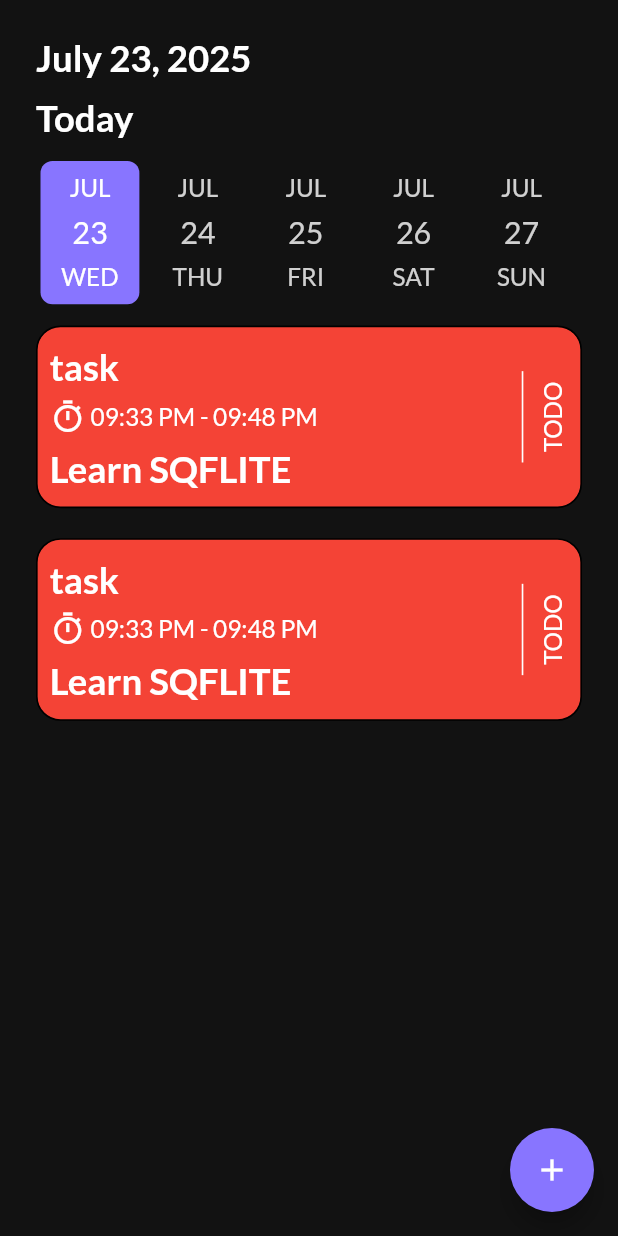
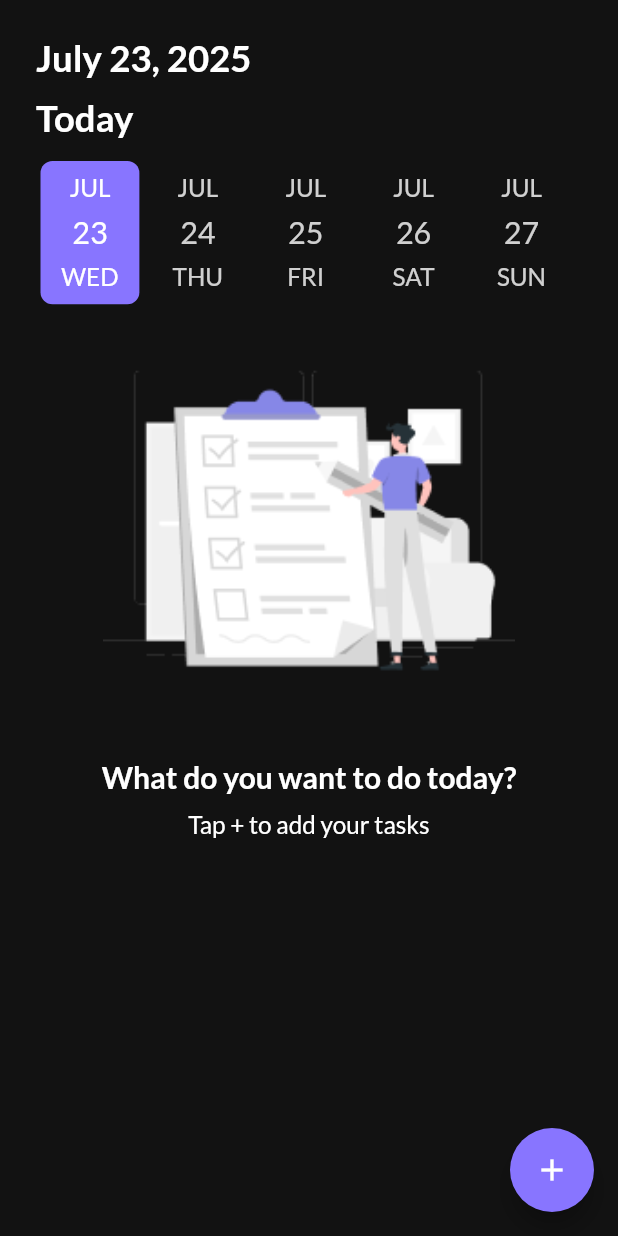
Before and after one commit to Ayman-Mohamed-1/Ub_to_do, a Flutter app: the HomeScreen screen opened directly, on a phone screen of 412 x 824 dp. Run offline on Flutter 3.47's test engine with Material 3 defaults, Android fonts, the phone set to English and light mode, and no system bars; drawn by our look-alikes of date_picker_timeline; our stand-ins replace flutter_bloc, flutter_screenutil, gap, get_it, google_fonts, shared_preferences and 1 more; accounts and stored records are empty.

Commit message:
show data

```diff
--- /dev/null
+++ b/lib/features/task/data/model/taskModel.dart
@@ -0,0 +1,51 @@
+import 'dart:ui';
+
+import 'package:up_to_do/core/utils/app_colors.dart';
+
+class TaskModel {
+  final int id;
+  final String title;
+  final String startTime;
+  final String endTime;
+  final String task;
+  final String? date;
+  final int color;
+  final bool isComplete;
+
+  TaskModel({
+    required this.id,
+    required this.title,
+    required this.startTime,
+    required this.endTime,
+    required this.task,
+    required this.color,
+    required this.isComplete,
+    this.date,
+  });
+
+  // لتحويل من Map (مثلاً من Firebase أو SQLite)
+  factory TaskModel.fromMap(Map<String, dynamic> map) {
+    return TaskModel(
+      id: map['id'] ?? 0,
+      title: map['title'] ?? '',
+      startTime: map['startTime'] ?? '',
+      endTime: map['endTime'] ?? '',
+      task: map['task'] ?? '',
+      isComplete: map['isComplete'] ?? false,
+      color: map['color'] ?? 1,
+    );
+  }
+
+  // لتحويل لـ Map (للتخزين أو الإرسال)
+  Map<String, dynamic> toMap() {
+    return {
+      'id': id,
+      'title': title,
+      'startTime': startTime,
+      'endTime': endTime,
+      'task': task,
+      'isComplete': isComplete,
+      'color': color,
+    };
+  }
+}
--- a/lib/features/task/presentation/components/TaskCardComponent.dart
+++ b/lib/features/task/presentation/components/TaskCardComponent.dart
@@ -6,10 +6,20 @@ import 'package:gap/gap.dart';
 import 'package:up_to_do/core/utils/app_colors.dart';
 import 'package:up_to_do/core/utils/app_strings.dart';
 import 'package:up_to_do/core/widget/custom_button.dart';
+import 'package:up_to_do/features/task/data/model/taskModel.dart';
 
 class TaskCardComponent extends StatelessWidget {
-  const TaskCardComponent({super.key});
-
+  TaskCardComponent({super.key, required this.taskModel});
+  List<Color> arrColors = [
+    AppColors.red,
+    AppColors.green,
+    AppColors.blueGrey,
+    AppColors.blue,
+    AppColors.orange,
+    AppColors.purple,
+    AppColors.grey,
+  ];
+  final TaskModel taskModel;
   @override
   Widget build(BuildContext context) {
     return Padding(
@@ -68,7 +78,7 @@ class TaskCardComponent extends StatelessWidget {
             width: 427.w,
             height: 120.h,
             decoration: BoxDecoration(
-              color: Colors.red,
+              color: arrColors[taskModel.color],
               border: Border.all(width: 1.w, style: BorderStyle.solid),
               borderRadius: BorderRadius.circular(16.r),
             ),
@@ -82,7 +92,7 @@ class TaskCardComponent extends StatelessWidget {
                   children: [
                     // text
                     Text(
-                      "task",
+                      taskModel.title,
                       style: Theme.of(context).textTheme.displayMedium,
                     ),
 
@@ -92,7 +102,7 @@ class TaskCardComponent extends StatelessWidget {
                         Icon(Icons.timer_outlined, color: AppColors.white),
                         Gap(3.w),
                         Text(
-                          "09:33 PM - 09:48 PM",
+                          "${taskModel.startTime} - ${taskModel.endTime}",
                           style: Theme.of(context).textTheme.displaySmall,
                         ),
                       ],
@@ -100,7 +110,7 @@ class TaskCardComponent extends StatelessWidget {
 
                     // task text
                     Text(
-                      "Learn SQFLITE ",
+                      taskModel.task,
                       style: Theme.of(context).textTheme.displayMedium,
                     ),
                   ],
@@ -118,8 +128,12 @@ class TaskCardComponent extends StatelessWidget {
                 RotatedBox(
                   quarterTurns: 3,
                   child: Text(
-                    AppStrings.toDo,
-                    style: Theme.of(context).textTheme.displaySmall,
+                    taskModel.isComplete == true
+                        ? AppStrings.completed
+                        : AppStrings.toDo,
+                    style: Theme.of(
+                      context,
+                    ).textTheme.displaySmall!.copyWith(fontSize: 14),
                   ),
                 ),
               ],
--- a/lib/features/task/presentation/components/noTaskCoponent.dart
+++ b/lib/features/task/presentation/components/noTaskCoponent.dart
@@ -12,14 +12,17 @@ class NoTaskCoponent extends StatelessWidget {
     return Center(
       child: Column(
         children: [
-          Container(
-            width: 227.w,
+          SizedBox(
+            width: 250.w,
             child: Image.asset(AppAssets.noTasks, fit: BoxFit.cover),
           ),
-          Gap(30.h),
+          Gap(15.h),
           Text(
+            textAlign: TextAlign.center,
             AppStrings.noTaskTitle,
-            style: Theme.of(context).textTheme.displayMedium,
+            style: Theme.of(
+              context,
+            ).textTheme.displayMedium!.copyWith(fontSize: 20),
           ),
           Gap(10.h),
           Text(
--- a/lib/features/task/presentation/cubit/task_cubit.dart
+++ b/lib/features/task/presentation/cubit/task_cubit.dart
@@ -2,10 +2,15 @@ import 'package:flutter/material.dart';
 import 'package:flutter_bloc/flutter_bloc.dart';
 import 'package:intl/intl.dart';
 import 'package:up_to_do/core/utils/app_colors.dart';
+import 'package:up_to_do/features/task/data/model/taskModel.dart';
 part 'task_state.dart';
 
 class TaskCubit extends Cubit<TaskState> {
   TaskCubit() : super(TaskInitial());
+
+  GlobalKey<FormState> formkwy = GlobalKey<FormState>();
+  TextEditingController titleController = TextEditingController();
+  TextEditingController noteController = TextEditingController();
   DateTime currentData = DateTime.now();
   String startTime = DateFormat("hh:mm a").format(DateTime.now());
   String endTime = DateFormat(
@@ -84,7 +89,29 @@ class TaskCubit extends Cubit<TaskState> {
     currentIndex = index;
     emit(ChangeCheckMarkIndexState());
   }
+
   //*  ChangeCheckMarkIndex time
+  List<TaskModel> tasksList = [];
+  void insertData() {
+    emit(InsertTaskLoadingState());
+    try {
+      tasksList.add(
+        TaskModel(
+          id: 1,
+          title: titleController.text,
+          task: noteController.text,
+          endTime: endTime,
+          startTime: startTime,
+          color: currentIndex,
+          isComplete: true,
+        ),
+      );
+      print(tasksList);
+      emit(InsertTaskSucessState());
+    } catch (e) {
+      emit(InsertTaskErrorState());
+    }
+  }
 
   //? end Cubit
 }
--- a/lib/features/task/presentation/cubit/task_state.dart
+++ b/lib/features/task/presentation/cubit/task_state.dart
@@ -32,3 +32,11 @@ final class EndTimeErrorState extends TaskState {}
 final class ChangeCheckMarkIndexState extends TaskState {}
 
 //*  ChangeCheckMarkIndex time
+//! Start time
+final class InsertTaskLoadingState extends TaskState {}
+
+final class InsertTaskSucessState extends TaskState {}
+
+final class InsertTaskErrorState extends TaskState {}
+
+//* Start time
--- a/lib/features/task/presentation/screens/home/home_screen.dart
+++ b/lib/features/task/presentation/screens/home/home_screen.dart
@@ -1,12 +1,16 @@
 import 'package:date_picker_timeline/date_picker_widget.dart';
 import 'package:flutter/material.dart';
+import 'package:flutter_bloc/flutter_bloc.dart';
 import 'package:flutter_screenutil/flutter_screenutil.dart';
 import 'package:gap/gap.dart';
 import 'package:intl/intl.dart';
 import 'package:up_to_do/core/commons/commons.dart';
 import 'package:up_to_do/core/utils/app_colors.dart';
 import 'package:up_to_do/core/utils/app_strings.dart';
+import 'package:up_to_do/features/task/data/model/taskModel.dart';
 import 'package:up_to_do/features/task/presentation/components/TaskCardComponent.dart';
+import 'package:up_to_do/features/task/presentation/components/noTaskCoponent.dart';
+import 'package:up_to_do/features/task/presentation/cubit/task_cubit.dart';
 
 import 'package:up_to_do/features/task/presentation/screens/add_task/add_task.dart';
 
@@ -22,7 +26,9 @@ class _HomeScreenState extends State<HomeScreen> {
   Widget build(BuildContext context) {
     return SafeArea(
       child: Scaffold(
-        body: SingleChildScrollView(
+        body: BlocBuilder<TaskCubit, TaskState>(
+          builder: (context, state) {
+            return SingleChildScrollView(
               child: Padding(
                 padding: EdgeInsetsGeometry.all(24),
                 child: Column(
@@ -62,12 +68,28 @@ class _HomeScreenState extends State<HomeScreen> {
                       },
                     ),
                     Gap(11.h),
-                // NoTaskCoponent(),
-                TaskCardComponent(),
-                TaskCardComponent(),
+                    BlocProvider.of<TaskCubit>(context).tasksList.isEmpty
+                        ? NoTaskCoponent()
+                        : Column(
+                            children: List.generate(
+                              BlocProvider.of<TaskCubit>(
+                                context,
+                              ).tasksList.length,
+                              (index) {
+
+                                return TaskCardComponent(
+                                  taskModel: BlocProvider.of<TaskCubit>(
+                                    context,
+                                  ).tasksList[index],
+                                );
+                              },
+                            ),
+                          ),
                   ],
                 ),
               ),
+            );
+          },
         ),
         floatingActionButton: FloatingActionButton(
           onPressed: () {
```
Also changed, not shown: lib/features/task/presentation/screens/add_task/add_task.dart (+11 -5 lines). Lines whose indentation alone changed are shown as unchanged.
